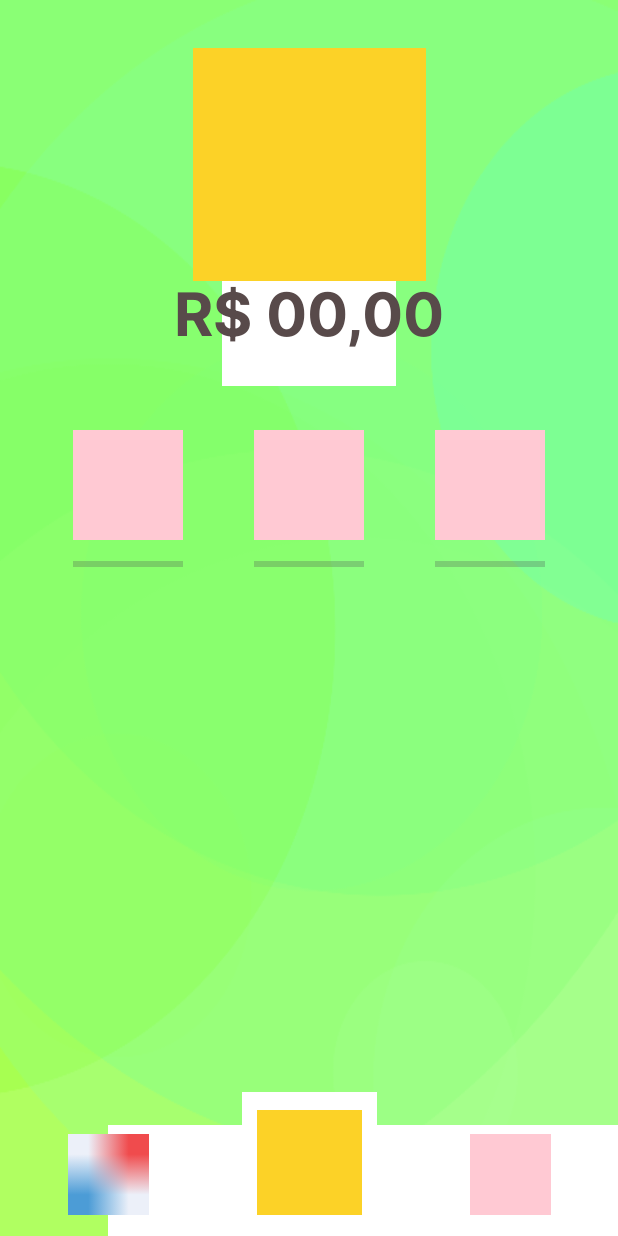
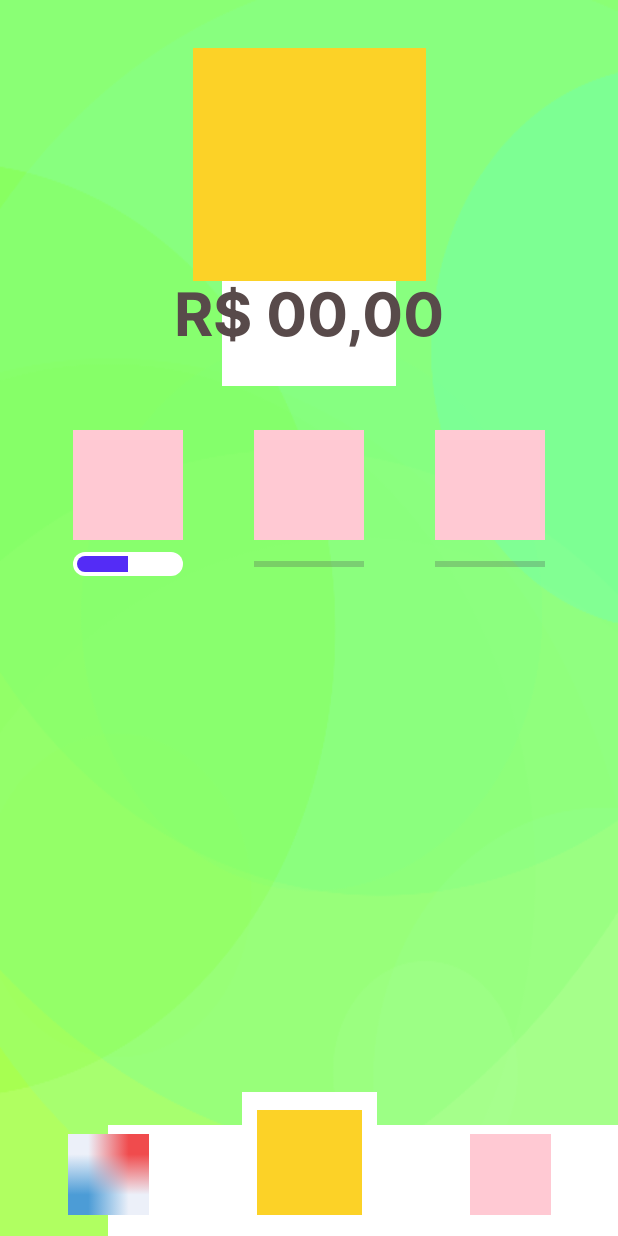
Before and after one commit to StefaneMaria/MoneyQuest, an Android app: the TreasureActivity screen opened directly, with no data from a screen before it, on a phone screen of 412 x 824 dp. Run offline under Robolectric (Android 15) with nearby library versions, the phone set to English and light mode, and no system bars.

Commit message:
Add progress bar inital design

```diff
--- /dev/null
+++ b/app/src/main/res/drawable/custom_progress_bar.xml
@@ -0,0 +1,28 @@
+<?xml version="1.0" encoding="utf-8"?>
+<layer-list xmlns:android="http://schemas.android.com/apk/res/android">
+    <item android:id="@android:id/background">
+        <shape>
+            <solid android:color="#FFFF" />
+            <corners android:radius="10dp" />
+        </shape>
+    </item>
+    <item android:id="@android:id/progress">
+        <clip>
+            <layer-list>
+                <item>
+                    <color android:color="#00000000" />
+                </item>
+                <item
+                    android:left="3dp"
+                    android:top="3dp"
+                    android:right="3dp"
+                    android:bottom="3dp">
+                    <shape>
+                        <solid android:color="#00FF00" />
+                        <corners android:radius="10dp" />
+                    </shape>
+                </item>
+            </layer-list>
+        </clip>
+    </item>
+</layer-list>
--- a/app/src/main/res/layout/activity_treasure.xml
+++ b/app/src/main/res/layout/activity_treasure.xml
@@ -74,11 +74,18 @@
         android:id="@+id/progress1"
         style="?android:attr/progressBarStyleHorizontal"
         android:layout_width="73dp"
-        android:layout_height="0dp"
+        android:layout_height="wrap_content"
         android:layout_marginTop="8dp"
+        android:max="50"
+        android:progress="25"
+        android:progressBackgroundTint="#FFFFFF"
+        android:progressDrawable="@drawable/custom_progress_bar"
+        android:progressTint="#542CF6"
         app:layout_constraintEnd_toEndOf="@+id/safe1"
+        app:layout_constraintHorizontal_bias="0.0"
         app:layout_constraintStart_toStartOf="@+id/safe1"
-        app:layout_constraintTop_toBottomOf="@+id/safe1" />
+        app:layout_constraintTop_toBottomOf="@+id/safe1"
+        app:layout_marginBaseline="0dp" />
 
     <ProgressBar
         android:id="@+id/progress2"
```
